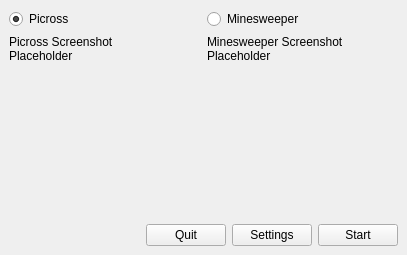
schuay/picmi-legacy, file src/f_qtmainwindow.ui: the form before one commit.
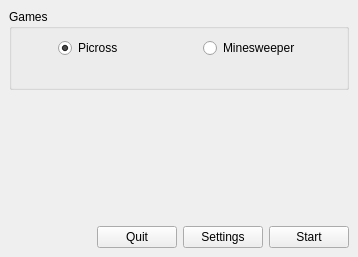
The form after the commit. Icons and pictures are not drawn.

Diff of the .ui file:
```diff
--- a/src/f_qtmainwindow.ui
+++ b/src/f_qtmainwindow.ui
@@ -6,10 +6,16 @@
    <rect>
     <x>0</x>
     <y>0</y>
-    <width>407</width>
-    <height>255</height>
+    <width>358</width>
+    <height>257</height>
    </rect>
   </property>
+  <property name="sizePolicy">
+   <sizepolicy hsizetype="Preferred" vsizetype="Preferred">
+    <horstretch>0</horstretch>
+    <verstretch>0</verstretch>
+   </sizepolicy>
+  </property>
   <property name="maximumSize">
    <size>
     <width>1000</width>
@@ -24,12 +30,87 @@
     <normaloff>../../../../usr/share/tuxpicross/gfx/icon.png</normaloff>../../../../usr/share/tuxpicross/gfx/icon.png</iconset>
   </property>
   <widget class="QWidget" name="centralwidget">
-   <layout class="QHBoxLayout" name="horizontalLayout_2">
+   <layout class="QVBoxLayout" name="verticalLayout_2">
     <item>
      <layout class="QVBoxLayout" name="verticalLayout">
       <item>
+       <widget class="QGroupBox" name="gbGames">
+        <property name="title">
+         <string>Games</string>
+        </property>
+        <layout class="QHBoxLayout" name="horizontalLayout_4">
+         <item>
        <layout class="QGridLayout" name="gridLayout">
+           <item row="1" column="0">
+            <widget class="QLabel" name="lPicross">
+             <property name="text">
+              <string/>
+             </property>
+            </widget>
+           </item>
+           <item row="1" column="1">
+            <widget class="QLabel" name="lMinesweeper">
+             <property name="enabled">
+              <bool>false</bool>
+             </property>
+             <property name="text">
+              <string/>
+             </property>
+            </widget>
+           </item>
+           <item row="0" column="1">
+            <layout class="QHBoxLayout" name="horizontalLayout_2">
+             <item>
+              <spacer name="horizontalSpacer_2">
+               <property name="orientation">
+                <enum>Qt::Horizontal</enum>
+               </property>
+               <property name="sizeHint" stdset="0">
+                <size>
+                 <width>40</width>
+                 <height>20</height>
+                </size>
+               </property>
+              </spacer>
+             </item>
+             <item>
+              <widget class="QRadioButton" name="rbMinesweeper">
+               <property name="text">
+                <string>Minesweeper</string>
+               </property>
+              </widget>
+             </item>
+             <item>
+              <spacer name="horizontalSpacer_3">
+               <property name="orientation">
+                <enum>Qt::Horizontal</enum>
+               </property>
+               <property name="sizeHint" stdset="0">
+                <size>
+                 <width>40</width>
+                 <height>20</height>
+                </size>
+               </property>
+              </spacer>
+             </item>
+            </layout>
+           </item>
         <item row="0" column="0">
+            <layout class="QHBoxLayout" name="horizontalLayout_3">
+             <item>
+              <spacer name="horizontalSpacer_4">
+               <property name="orientation">
+                <enum>Qt::Horizontal</enum>
+               </property>
+               <property name="sizeHint" stdset="0">
+                <size>
+                 <width>40</width>
+                 <height>20</height>
+                </size>
+               </property>
+              </spacer>
+             </item>
+             <item>
          <widget class="QRadioButton" name="rbPicross">
           <property name="text">
            <string>Picross</string>
@@ -39,30 +120,25 @@
           </property>
          </widget>
         </item>
-        <item row="0" column="1">
-         <widget class="QRadioButton" name="rbMinesweeper">
-          <property name="text">
-           <string>Minesweeper</string>
-          </property>
-         </widget>
-        </item>
-        <item row="1" column="0">
-         <widget class="QLabel" name="label">
-          <property name="text">
-           <string>Picross Screenshot
-Placeholder</string>
-          </property>
-         </widget>
-        </item>
-        <item row="1" column="1">
-         <widget class="QLabel" name="label_2">
-          <property name="text">
-           <string>Minesweeper Screenshot
-Placeholder</string>
-          </property>
-         </widget>
-        </item>
-       </layout>
+             <item>
+              <spacer name="horizontalSpacer_5">
+               <property name="orientation">
+                <enum>Qt::Horizontal</enum>
+               </property>
+               <property name="sizeHint" stdset="0">
+                <size>
+                 <width>40</width>
+                 <height>20</height>
+                </size>
+               </property>
+              </spacer>
+             </item>
+            </layout>
+           </item>
+          </layout>
+         </item>
+        </layout>
+       </widget>
       </item>
       <item>
        <spacer name="verticalSpacer">
```
Lines whose indentation alone changed are shown as unchanged.
